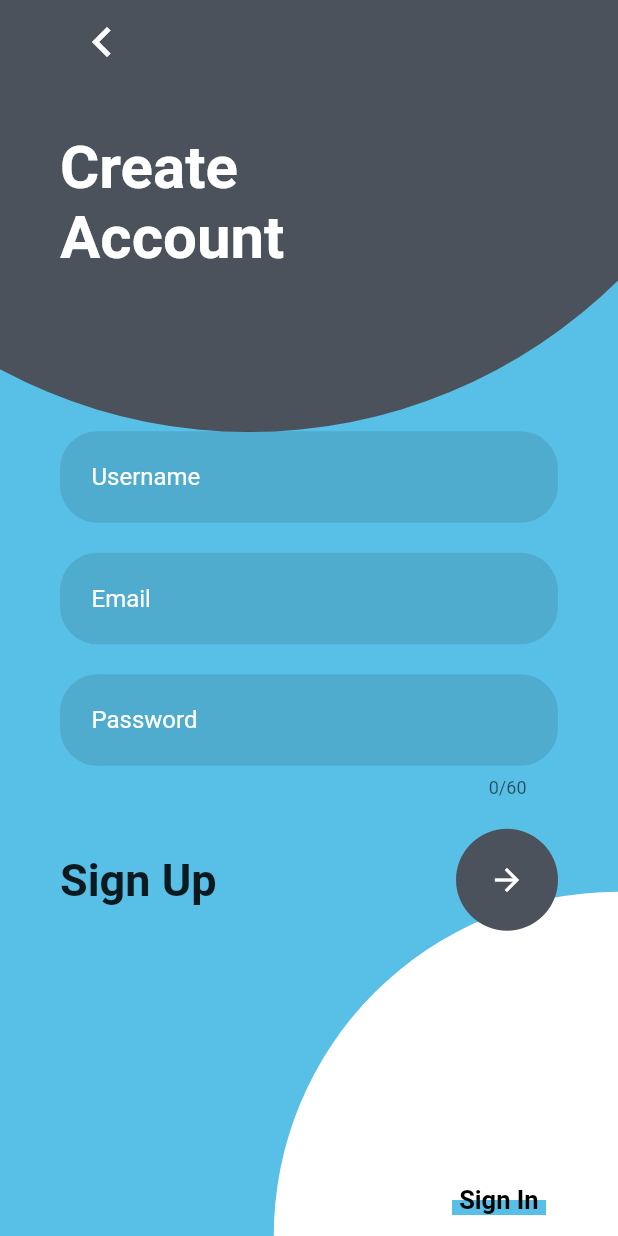
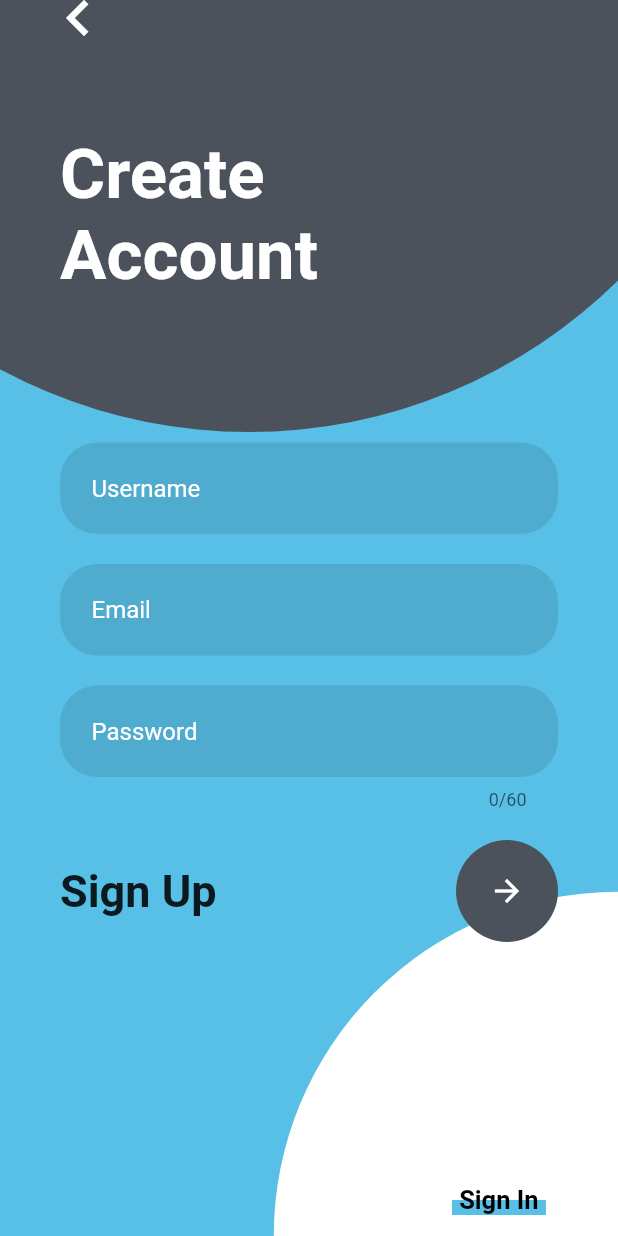
Before and after one commit to DenzelCode/flutter-auth, a Flutter app: the RegisterScreen screen opened by its route, on a phone screen of 412 x 824 dp. Run offline on Flutter 3.47's test engine with Material 2 defaults, Android fonts, the phone set to English and light mode, and no system bars; our stand-ins replace dio, flutter_secure_storage; accounts and stored records are empty.

Commit message:
style: styles matching specs

```diff
--- a/lib/src/common/widgets/go_back.dart
+++ b/lib/src/common/widgets/go_back.dart
@@ -5,12 +5,18 @@ class GoBack extends StatelessWidget {
 
   @override
   Widget build(BuildContext context) {
-    return IconButton(
-      onPressed: () => Navigator.pop(context),
-      icon: Icon(
-        Icons.chevron_left_sharp,
-        color: Colors.white,
-        size: 40,
+    return GestureDetector(
+      onTap: () => Navigator.pop(context),
+      child: Column(
+        children: [
+          Transform.scale(
+            scale: 2,
+            child: Icon(
+              Icons.chevron_left_sharp,
+              color: Colors.white,
+            ),
+          ),
+        ],
       ),
     );
   }
--- a/lib/src/screens/login_screen.dart
+++ b/lib/src/screens/login_screen.dart
@@ -58,14 +58,14 @@ class _LoginScreenState extends State<LoginScreen> {
                 children: [
                   GoBack(),
                   SizedBox(
-                    height: 40,
+                    height: 65,
                   ),
                   ConstrainedBox(
-                    constraints: BoxConstraints(maxWidth: 200),
+                    constraints: BoxConstraints(maxWidth: 250),
                     child: Text(
                       'Welcome Back',
                       style: TextStyle(
-                        fontSize: 40,
+                        fontSize: 46,
                         fontWeight: FontWeight.bold,
                         color: Colors.white,
                       ),
--- a/lib/src/screens/register_screen.dart
+++ b/lib/src/screens/register_screen.dart
@@ -58,14 +58,14 @@ class _RegisterScreenState extends State<RegisterScreen> {
                 children: [
                   GoBack(),
                   SizedBox(
-                    height: 40,
+                    height: 65,
                   ),
                   ConstrainedBox(
-                    constraints: BoxConstraints(maxWidth: 200),
+                    constraints: BoxConstraints(maxWidth: 250),
                     child: Text(
                       'Create Account',
                       style: TextStyle(
-                        fontSize: 40,
+                        fontSize: 46,
                         fontWeight: FontWeight.bold,
                         color: Colors.white,
                       ),
```
